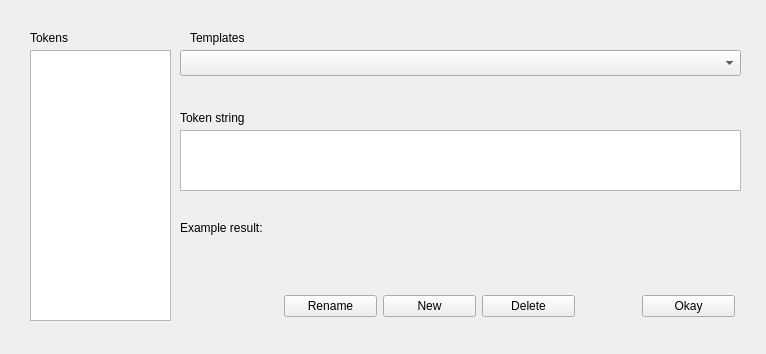
Qt form Dialogs/tokendlg.ui (towhee/Winnow64) before a commit.
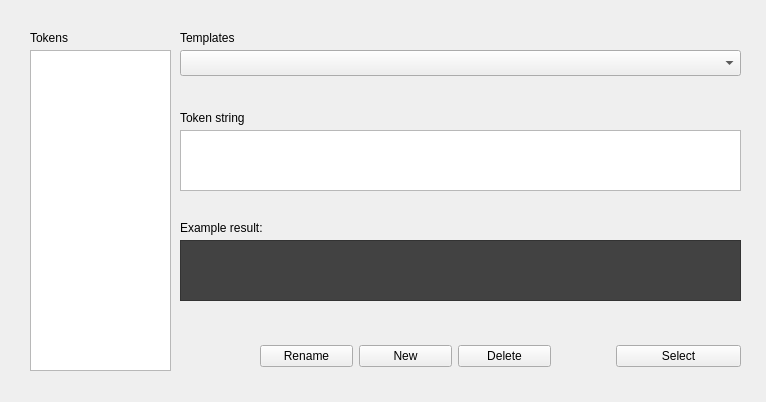
The same form after that commit. Custom widgets are drawn as their Qt base class.

```diff
--- a/Dialogs/tokendlg.ui
+++ b/Dialogs/tokendlg.ui
@@ -7,7 +7,7 @@
     <x>0</x>
     <y>0</y>
     <width>766</width>
-    <height>354</height>
+    <height>402</height>
    </rect>
   </property>
   <property name="windowTitle">
@@ -22,7 +22,7 @@
      <x>30</x>
      <y>50</y>
      <width>141</width>
-     <height>271</height>
+     <height>321</height>
     </rect>
    </property>
   </widget>
@@ -83,19 +83,6 @@
     <string>Example result:</string>
    </property>
   </widget>
-  <widget class="QLabel" name="resultLbl">
-   <property name="geometry">
-    <rect>
-     <x>180</x>
-     <y>240</y>
-     <width>551</width>
-     <height>16</height>
-    </rect>
-   </property>
-   <property name="text">
-    <string/>
-   </property>
-  </widget>
   <widget class="QComboBox" name="templatesCB">
    <property name="geometry">
     <rect>
@@ -115,7 +102,7 @@
   <widget class="QLabel" name="label_4">
    <property name="geometry">
     <rect>
-     <x>190</x>
+     <x>180</x>
      <y>30</y>
      <width>91</width>
      <height>16</height>
@@ -128,9 +115,9 @@
   <widget class="QWidget" name="layoutWidget">
    <property name="geometry">
     <rect>
-     <x>284</x>
-     <y>290</y>
-     <width>451</width>
+     <x>260</x>
+     <y>340</y>
+     <width>481</width>
      <height>32</height>
     </rect>
    </property>
@@ -227,7 +214,7 @@
       </property>
       <property name="minimumSize">
        <size>
-        <width>93</width>
+        <width>125</width>
         <height>0</height>
        </size>
       </property>
@@ -235,12 +222,25 @@
        <enum>Qt::NoFocus</enum>
       </property>
       <property name="text">
-       <string>Okay</string>
+       <string>Select</string>
       </property>
      </widget>
     </item>
    </layout>
   </widget>
+  <widget class="QTextBrowser" name="resultText">
+   <property name="geometry">
+    <rect>
+     <x>180</x>
+     <y>240</y>
+     <width>561</width>
+     <height>61</height>
+    </rect>
+   </property>
+   <property name="styleSheet">
+    <string notr="true">background-color: rgb(66, 66, 66);</string>
+   </property>
+  </widget>
  </widget>
  <customwidgets>
   <customwidget>
```
